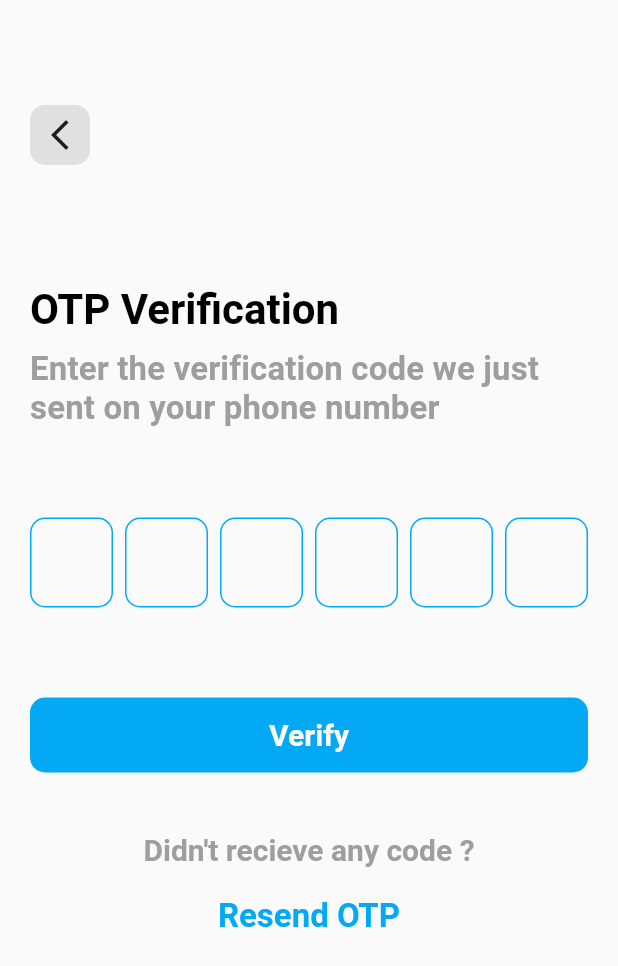
After one commit to FahadMehboob/aviation_project, a Flutter app: the OtpScreen screen opened directly, on a phone screen of 412 x 824 dp. The commit adds this screen. Shown: the top 966 px of the screen. Run offline on Flutter 3.47's test engine with Material 2 defaults, Android fonts, the phone set to English and light mode, and no system bars; drawn by our look-alikes of pinput; our stand-ins replace country_picker.

Commit message:
otp screen ui complete pinput package use for otp

```diff
--- /dev/null
+++ b/lib/ui/auth/otp_screen.dart
@@ -0,0 +1,136 @@
+import 'package:flutter/material.dart';
+import 'package:pinput/pinput.dart';
+
+import '../../widgets/circular_button.dart';
+import '../../widgets/reusable_text.dart';
+import '../homescreen.dart';
+
+class OtpScreen extends StatefulWidget {
+  const OtpScreen({super.key});
+
+  @override
+  State<OtpScreen> createState() => _OtpScreenState();
+}
+
+class _OtpScreenState extends State<OtpScreen> {
+  @override
+  Widget build(BuildContext context) {
+    return Scaffold(
+      body: SingleChildScrollView(
+        child: Padding(
+          padding: const EdgeInsets.symmetric(
+            vertical: 70,
+            horizontal: 20,
+          ),
+          child: Column(
+            mainAxisAlignment: MainAxisAlignment.start,
+            crossAxisAlignment: CrossAxisAlignment.start,
+            children: [
+              InkWell(
+                onTap: () {
+                  Navigator.pop(context);
+                },
+                child: Container(
+                  height: 40,
+                  width: 40,
+                  decoration: BoxDecoration(
+                    borderRadius: BorderRadius.circular(10),
+                    color: Colors.grey[300],
+                  ),
+                  child: const Center(
+                    child: Icon(Icons.arrow_back_ios_new),
+                  ),
+                ),
+              ),
+              const SizedBox(
+                height: 80,
+              ),
+              const ReusableTitle(title: "OTP Verification"),
+              const ReusableSubTitle(
+                  subTitle:
+                      "Enter the verification code we just sent on your phone number"),
+              const SizedBox(
+                height: 60,
+              ),
+              Pinput(
+                errorPinTheme: PinTheme(
+                  height: 60,
+                  width: 60,
+                  decoration: BoxDecoration(
+                    borderRadius: BorderRadius.circular(10),
+                    border: Border.all(
+                      color: Colors.red.shade600,
+                    ),
+                  ),
+                  textStyle: const TextStyle(
+                      fontSize: 22, fontWeight: FontWeight.bold),
+                ),
+                submittedPinTheme: PinTheme(
+                  height: 60,
+                  width: 60,
+                  decoration: BoxDecoration(
+                    borderRadius: BorderRadius.circular(10),
+                    border: Border.all(
+                      color: Colors.green.shade600,
+                    ),
+                  ),
+                  textStyle: const TextStyle(
+                      fontSize: 22, fontWeight: FontWeight.bold),
+                ),
+                length: 6,
+                showCursor: true,
+                defaultPinTheme: PinTheme(
+                  height: 60,
+                  width: 60,
+                  decoration: BoxDecoration(
+                    borderRadius: BorderRadius.circular(10),
+                    border: Border.all(color: Theme.of(context).primaryColor),
+                  ),
+                  textStyle: const TextStyle(
+                      fontSize: 22, fontWeight: FontWeight.bold),
+                ),
+              ),
+              const SizedBox(
+                height: 60,
+              ),
+              CircularButton(
+                  btnText: "Verify",
+                  onTap: () {
+                    Navigator.push(
+                        context,
+                        MaterialPageRoute(
+                          builder: (context) => const HomeScreen(),
+                        ));
+                  }),
+              const SizedBox(
+                height: 40,
+              ),
+              const Center(
+                child: Text(
+                  "Didn't recieve any code ?",
+                  style: TextStyle(
+                      color: Colors.grey,
+                      fontSize: 20,
+                      fontWeight: FontWeight.bold),
+                ),
+              ),
+              const SizedBox(
+                height: 20,
+              ),
+              const Center(
+                child: Text(
+                  "Resend OTP",
+                  style: TextStyle(
+                    color: Colors.lightBlue,
+                    fontSize: 22,
+                    fontWeight: FontWeight.bold,
+                  ),
+                ),
+              ),
+            ],
+          ),
+        ),
+      ),
+    );
+  }
+}
--- a/lib/ui/auth/phone_login.dart
+++ b/lib/ui/auth/phone_login.dart
@@ -1,5 +1,4 @@
-import 'package:aviation_project/ui/auth/password_reset.dart';
-import 'package:aviation_project/ui/homescreen.dart';
+import 'package:aviation_project/ui/auth/otp_screen.dart';
 import 'package:aviation_project/widgets/circular_button.dart';
 import 'package:aviation_project/widgets/reusable_text.dart';
 import 'package:country_picker/country_picker.dart';
@@ -148,7 +147,7 @@ class _PhoneNumberLoginState extends State<PhoneNumberLogin> {
                     Navigator.push(
                         context,
                         MaterialPageRoute(
-                          builder: (context) => const HomeScreen(),
+                          builder: (context) => const OtpScreen(),
                         ));
                   }),
             ],
--- a/pubspec.yaml
+++ b/pubspec.yaml
@@ -36,6 +36,7 @@ dependencies:
   # Use with the CupertinoIcons class for iOS style icons.
   cupertino_icons: ^1.0.2
   country_picker: ^2.0.20
+  pinput: ^4.0.0
 
 dev_dependencies:
   flutter_test:
```
Also changed, not shown: pubspec.lock, 5 other files.
